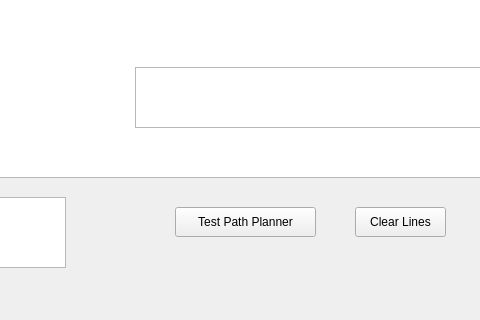
CemalYet/PathPlanner, file mainwindow.ui: the form before one commit; both pictures show x 595 to 1075 and y 473 to 793 of the 1238 by 793 pixel window.
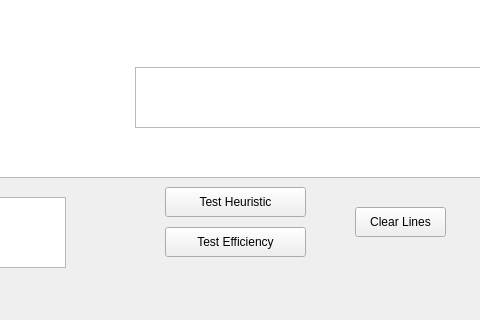
The form after the commit. Icons and pictures are not drawn.

Patch:
```diff
--- a/mainwindow.ui
+++ b/mainwindow.ui
@@ -283,14 +283,14 @@
    <widget class="QPushButton" name="pushButton">
     <property name="geometry">
      <rect>
-      <x>770</x>
-      <y>680</y>
+      <x>760</x>
+      <y>660</y>
       <width>141</width>
       <height>30</height>
      </rect>
     </property>
     <property name="text">
-     <string>Test Path Planner</string>
+     <string>Test Heuristic</string>
     </property>
    </widget>
    <widget class="QPushButton" name="clearLines">
@@ -306,6 +306,19 @@
      <string>Clear Lines</string>
     </property>
    </widget>
+   <widget class="QPushButton" name="testEfficiency">
+    <property name="geometry">
+     <rect>
+      <x>760</x>
+      <y>700</y>
+      <width>141</width>
+      <height>30</height>
+     </rect>
+    </property>
+    <property name="text">
+     <string>Test Efficiency</string>
+    </property>
+   </widget>
   </widget>
   <widget class="QMenuBar" name="menubar">
    <property name="geometry">
```
